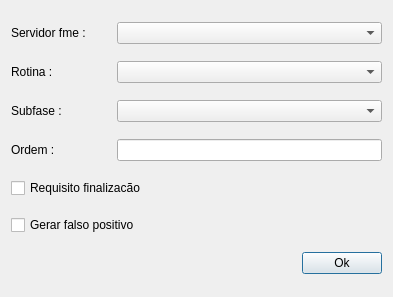
This is uis/addFmeProfileForm.ui in dsgoficial/SAP_Gerente as Qt 5 draws it before an edit. The edited form follows.
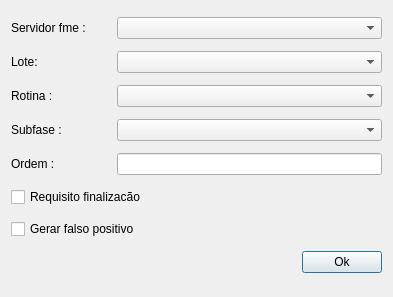
This is the edited form.

```diff
--- a/uis/addFmeProfileForm.ui
+++ b/uis/addFmeProfileForm.ui
@@ -14,6 +14,20 @@
    <string>Adicionar Perfil FME</string>
   </property>
   <layout class="QGridLayout" name="gridLayout">
+   <item row="7" column="1">
+    <widget class="QPushButton" name="okBtn">
+     <property name="text">
+      <string>Ok</string>
+     </property>
+    </widget>
+   </item>
+   <item row="5" column="0">
+    <widget class="QCheckBox" name="completionCkb">
+     <property name="text">
+      <string>Requisito finalizacão</string>
+     </property>
+    </widget>
+   </item>
    <item row="0" column="0" colspan="2">
     <layout class="QHBoxLayout" name="horizontalLayout_5">
      <item>
@@ -52,39 +66,7 @@
      </item>
     </layout>
    </item>
-   <item row="1" column="0" colspan="2">
-    <layout class="QHBoxLayout" name="horizontalLayout_2">
-     <item>
-      <widget class="QLabel" name="label_2">
-       <property name="sizePolicy">
-        <sizepolicy hsizetype="Minimum" vsizetype="Fixed">
-         <horstretch>0</horstretch>
-         <verstretch>0</verstretch>
-        </sizepolicy>
-       </property>
-       <property name="minimumSize">
-        <size>
-         <width>100</width>
-         <height>0</height>
-        </size>
-       </property>
-       <property name="maximumSize">
-        <size>
-         <width>100</width>
-         <height>16777215</height>
-        </size>
-       </property>
-       <property name="text">
-        <string>Rotina :</string>
-       </property>
-      </widget>
-     </item>
-     <item>
-      <widget class="QComboBox" name="fmeRoutinesCb"/>
-     </item>
-    </layout>
-   </item>
-   <item row="2" column="0" colspan="2">
+   <item row="3" column="0" colspan="2">
     <layout class="QHBoxLayout" name="horizontalLayout_3">
      <item>
       <widget class="QLabel" name="label_3">
@@ -116,60 +98,14 @@
      </item>
     </layout>
    </item>
-   <item row="3" column="0" colspan="2">
-    <layout class="QHBoxLayout" name="horizontalLayout_4">
-     <item>
-      <widget class="QLabel" name="label_4">
-       <property name="sizePolicy">
-        <sizepolicy hsizetype="Minimum" vsizetype="Fixed">
-         <horstretch>0</horstretch>
-         <verstretch>0</verstretch>
-        </sizepolicy>
-       </property>
-       <property name="minimumSize">
-        <size>
-         <width>100</width>
-         <height>0</height>
-        </size>
-       </property>
-       <property name="maximumSize">
-        <size>
-         <width>100</width>
-         <height>16777215</height>
-        </size>
-       </property>
-       <property name="text">
-        <string>Ordem :</string>
-       </property>
-      </widget>
-     </item>
-     <item>
-      <widget class="QLineEdit" name="orderLe">
-       <property name="sizePolicy">
-        <sizepolicy hsizetype="Preferred" vsizetype="Fixed">
-         <horstretch>0</horstretch>
-         <verstretch>0</verstretch>
-        </sizepolicy>
-       </property>
-      </widget>
-     </item>
-    </layout>
-   </item>
-   <item row="4" column="0">
-    <widget class="QCheckBox" name="completionCkb">
-     <property name="text">
-      <string>Requisito finalizacão</string>
-     </property>
-    </widget>
-   </item>
-   <item row="5" column="0">
+   <item row="6" column="0">
     <widget class="QCheckBox" name="falsePositiveCkb">
      <property name="text">
       <string>Gerar falso positivo</string>
      </property>
     </widget>
    </item>
-   <item row="6" column="0">
+   <item row="7" column="0">
     <spacer name="horizontalSpacer">
      <property name="orientation">
       <enum>Qt::Horizontal</enum>
@@ -182,12 +118,108 @@
      </property>
     </spacer>
    </item>
-   <item row="6" column="1">
-    <widget class="QPushButton" name="okBtn">
-     <property name="text">
-      <string>Ok</string>
-     </property>
-    </widget>
+   <item row="4" column="0" colspan="2">
+    <layout class="QHBoxLayout" name="horizontalLayout_4">
+     <item>
+      <widget class="QLabel" name="label_4">
+       <property name="sizePolicy">
+        <sizepolicy hsizetype="Minimum" vsizetype="Fixed">
+         <horstretch>0</horstretch>
+         <verstretch>0</verstretch>
+        </sizepolicy>
+       </property>
+       <property name="minimumSize">
+        <size>
+         <width>100</width>
+         <height>0</height>
+        </size>
+       </property>
+       <property name="maximumSize">
+        <size>
+         <width>100</width>
+         <height>16777215</height>
+        </size>
+       </property>
+       <property name="text">
+        <string>Ordem :</string>
+       </property>
+      </widget>
+     </item>
+     <item>
+      <widget class="QLineEdit" name="orderLe">
+       <property name="sizePolicy">
+        <sizepolicy hsizetype="Preferred" vsizetype="Fixed">
+         <horstretch>0</horstretch>
+         <verstretch>0</verstretch>
+        </sizepolicy>
+       </property>
+      </widget>
+     </item>
+    </layout>
+   </item>
+   <item row="2" column="0" colspan="2">
+    <layout class="QHBoxLayout" name="horizontalLayout_2">
+     <item>
+      <widget class="QLabel" name="label_2">
+       <property name="sizePolicy">
+        <sizepolicy hsizetype="Minimum" vsizetype="Fixed">
+         <horstretch>0</horstretch>
+         <verstretch>0</verstretch>
+        </sizepolicy>
+       </property>
+       <property name="minimumSize">
+        <size>
+         <width>100</width>
+         <height>0</height>
+        </size>
+       </property>
+       <property name="maximumSize">
+        <size>
+         <width>100</width>
+         <height>16777215</height>
+        </size>
+       </property>
+       <property name="text">
+        <string>Rotina :</string>
+       </property>
+      </widget>
+     </item>
+     <item>
+      <widget class="QComboBox" name="fmeRoutinesCb"/>
+     </item>
+    </layout>
+   </item>
+   <item row="1" column="0" colspan="2">
+    <layout class="QHBoxLayout" name="horizontalLayout_6">
+     <item>
+      <widget class="QLabel" name="label_6">
+       <property name="sizePolicy">
+        <sizepolicy hsizetype="Minimum" vsizetype="Fixed">
+         <horstretch>0</horstretch>
+         <verstretch>0</verstretch>
+        </sizepolicy>
+       </property>
+       <property name="minimumSize">
+        <size>
+         <width>100</width>
+         <height>0</height>
+        </size>
+       </property>
+       <property name="maximumSize">
+        <size>
+         <width>100</width>
+         <height>16777215</height>
+        </size>
+       </property>
+       <property name="text">
+        <string>Lote:</string>
+       </property>
+      </widget>
+     </item>
+     <item>
+      <widget class="QComboBox" name="lotCb"/>
+     </item>
+    </layout>
    </item>
   </layout>
  </widget>
```
